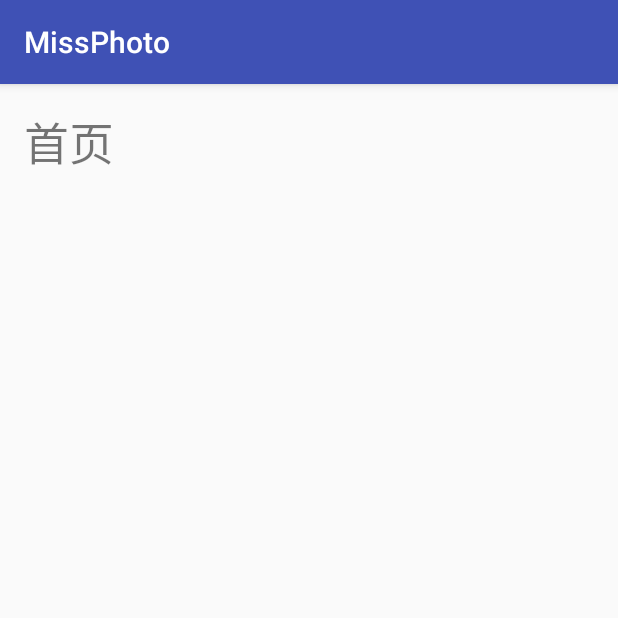
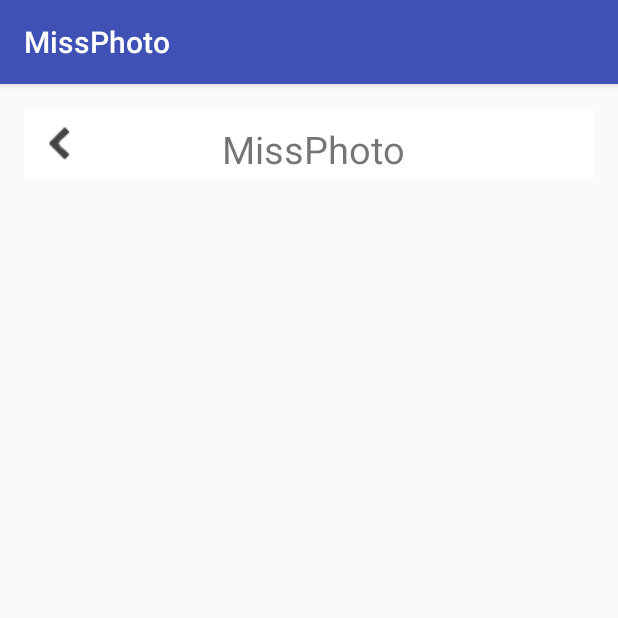
Before and after one commit to haodaxia1/MissPhoto, an Android app: the fragment HomeFragment shown on its own in the app's theme, on a phone screen of 412 x 824 dp, the top half of it. Run offline under Robolectric (Android 15) with nearby library versions, the phone set to English and light mode, and no system bars.

Commit message:
Merge branch 'master' of C:\Users\Administrator\Desktop\MissPhoto with conflicts.

```diff
--- a/app/src/main/res/layout/layout_home.xml
+++ b/app/src/main/res/layout/layout_home.xml
@@ -10,11 +10,23 @@
     android:paddingTop="@dimen/activity_vertical_margin"
     tools:context="com.example.administrator.missphoto.MainActivity">
 
-    <TextView
+    <LinearLayout
         android:layout_width="match_parent"
         android:layout_height="wrap_content"
-        android:text="首页"
-        android:textSize="30sp"/>
+        android:background="#fff">
+        <ImageButton
+            android:layout_width="wrap_content"
+            android:layout_height="wrap_content"
+            android:src="@drawable/btn_back"
+            android:background="#fff"
+            android:id="@+id/btn_back"/>
+        <TextView
+            android:layout_width="wrap_content"
+            android:layout_height="wrap_content"
+            android:text="              MissPhoto"
+            android:textSize="25dp"
+            android:paddingTop="10dp"/>
+    </LinearLayout>
 
 
 </LinearLayout>
```
Also changed, not shown: app/src/main/res/drawable/example1.png (added).
